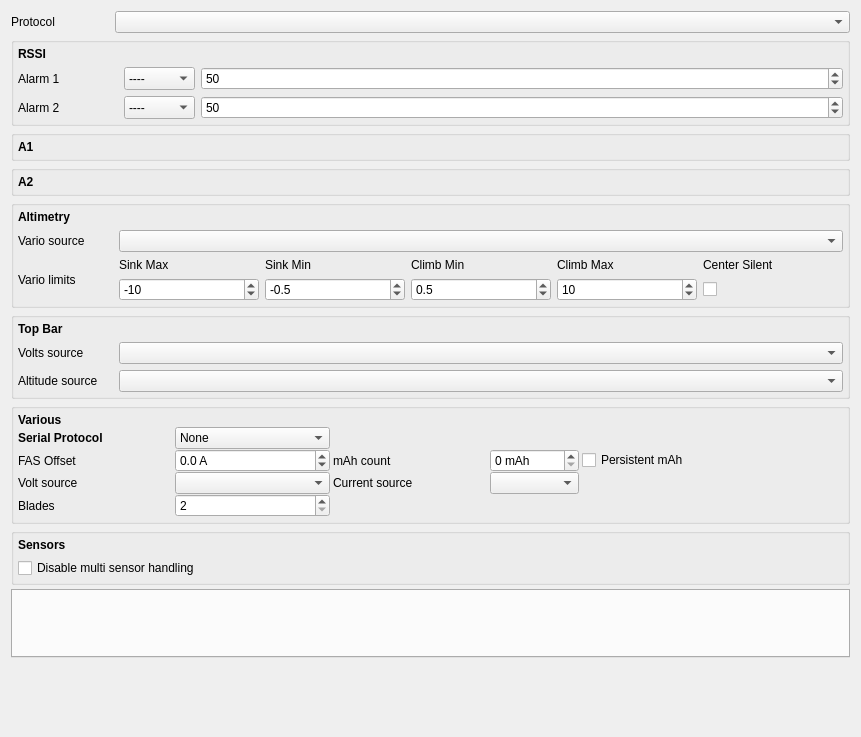
Old version of the form companion/src/modeledit/telemetry.ui in the repository opentx/opentx.
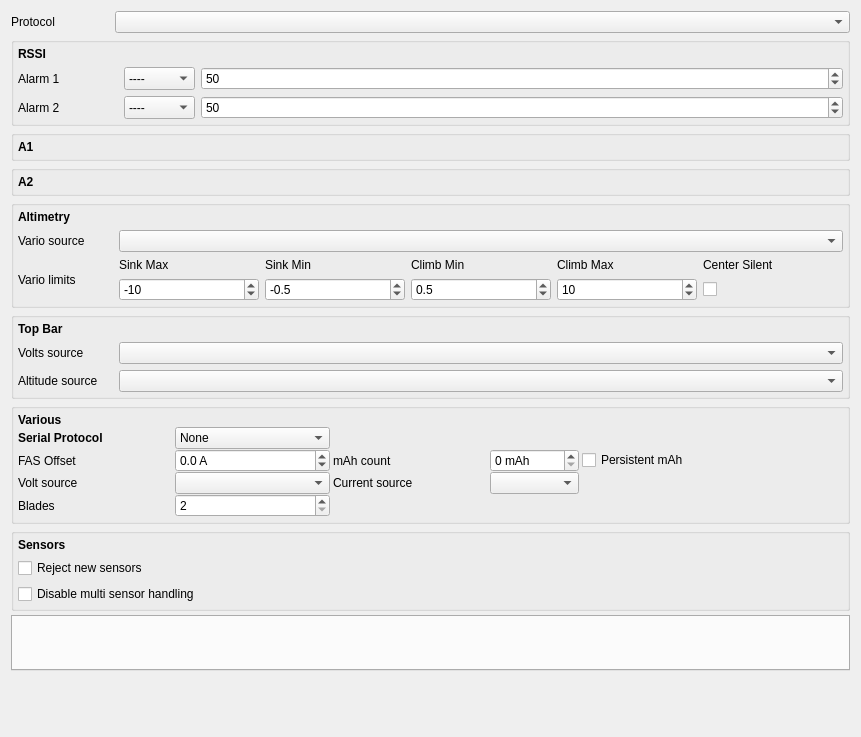
New version of the form. Custom widgets are drawn as their Qt base class.

Commit message: Fixes #2810 - Reject new sensor option

```diff
--- a/companion/src/modeledit/telemetry.ui
+++ b/companion/src/modeledit/telemetry.ui
@@ -909,13 +909,20 @@
         </property>
        </widget>
       </item>
-      <item row="2" column="0">
+      <item row="3" column="0">
        <widget class="AutoCheckBox" name="ignoreSensorIds">
         <property name="text">
          <string>Disable multi sensor handling</string>
         </property>
        </widget>
       </item>
+      <item row="2" column="0">
+       <widget class="AutoCheckBox" name="rejectNewSensors">
+        <property name="text">
+         <string>Reject new sensors</string>
+        </property>
+       </widget>
+      </item>
      </layout>
     </widget>
    </item>
```
Left out of the diff: 77 changed lines with no effect on the pictures. The commit also changes 20 other files.
